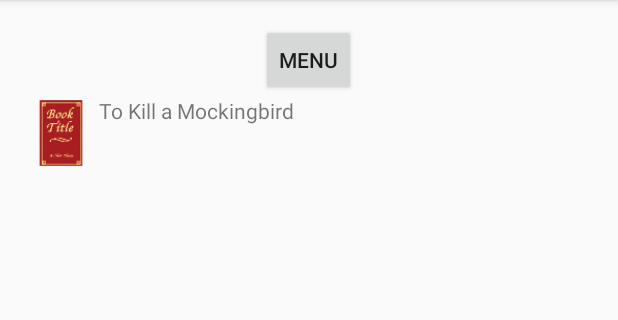
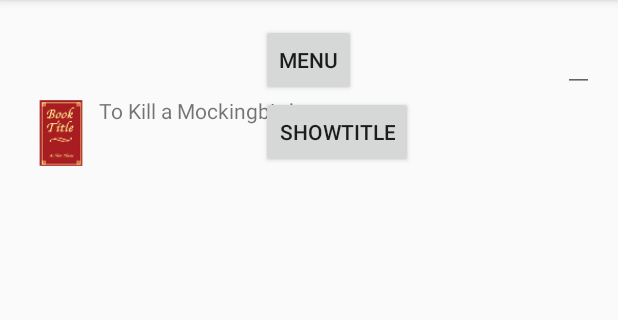
Before and after one commit to fed1620/BookWarm, an Android app: the screen it shows after launch (MainActivity), on a phone screen of 412 x 824 dp, the part 84-404 px from its top. Run offline under Robolectric (Android 15) with nearby library versions, the phone set to English and light mode, and no system bars.

Commit message:
added title code doesn't work

```diff
--- a/app/src/main/java/edu/byui/fed/bookwarm/MainActivity.java
+++ b/app/src/main/java/edu/byui/fed/bookwarm/MainActivity.java
@@ -4,7 +4,11 @@
 import android.os.Bundle;
 import android.view.Menu;
 import android.view.MenuItem;
+import android.view.View;
+import android.widget.Button;
+import android.widget.EditText;
 import android.widget.ListView;
+import android.widget.TextView;
 
 
 public class MainActivity extends ActionBarActivity {
@@ -21,6 +25,15 @@
         super.onCreate(savedInstanceState);
         setContentView(R.layout.activity_main);
         setupCustomListView();
+
+        Button btn = (Button) findViewById(R.id.button2);
+        btn.setOnClickListener(new View.OnClickListener() {
+            public void onClick(View view) {
+                EditText editTextPlainTextInput = (EditText) view.findViewById(R.id.title);
+                titles[0] = editTextPlainTextInput.getText().toString();
+            }
+        });
+
     }
 
 
--- a/app/src/main/res/layout/activity_main.xml
+++ b/app/src/main/res/layout/activity_main.xml
@@ -21,4 +21,21 @@
         android:layout_below="@+id/button"
         android:layout_centerHorizontal="true" />
 
+    <EditText
+        android:layout_width="wrap_content"
+        android:layout_height="wrap_content"
+        android:id="@+id/title"
+        android:layout_alignTop="@+id/button"
+        android:layout_alignParentRight="true"
+        android:layout_alignParentEnd="true" />
+
+    <Button
+        android:layout_width="wrap_content"
+        android:layout_height="wrap_content"
+        android:text="showTitle"
+        android:id="@+id/button2"
+        android:layout_below="@+id/button"
+        android:layout_alignLeft="@+id/button"
+        android:layout_alignStart="@+id/button" />
+
 </RelativeLayout>
```
